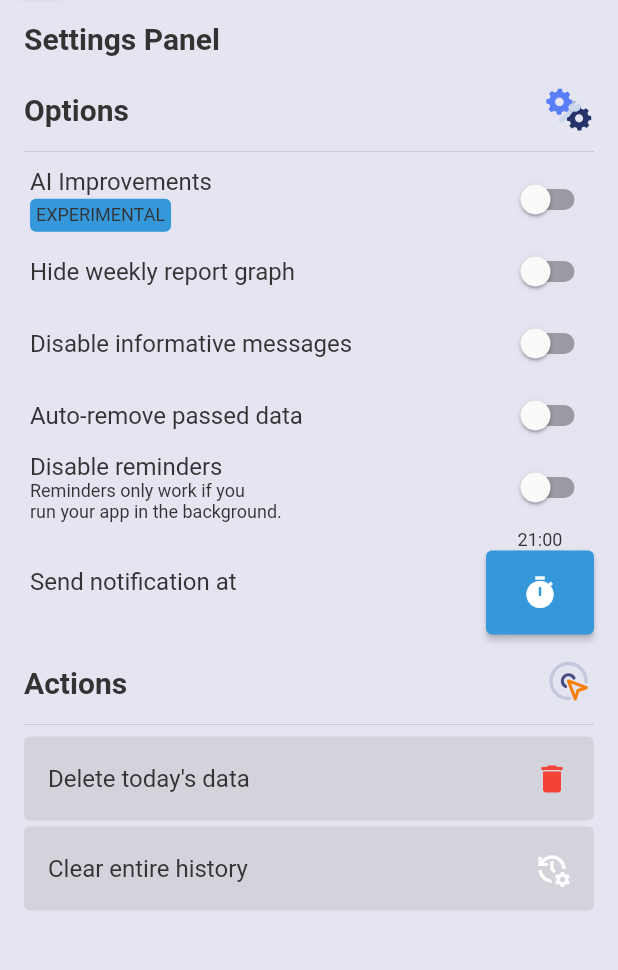
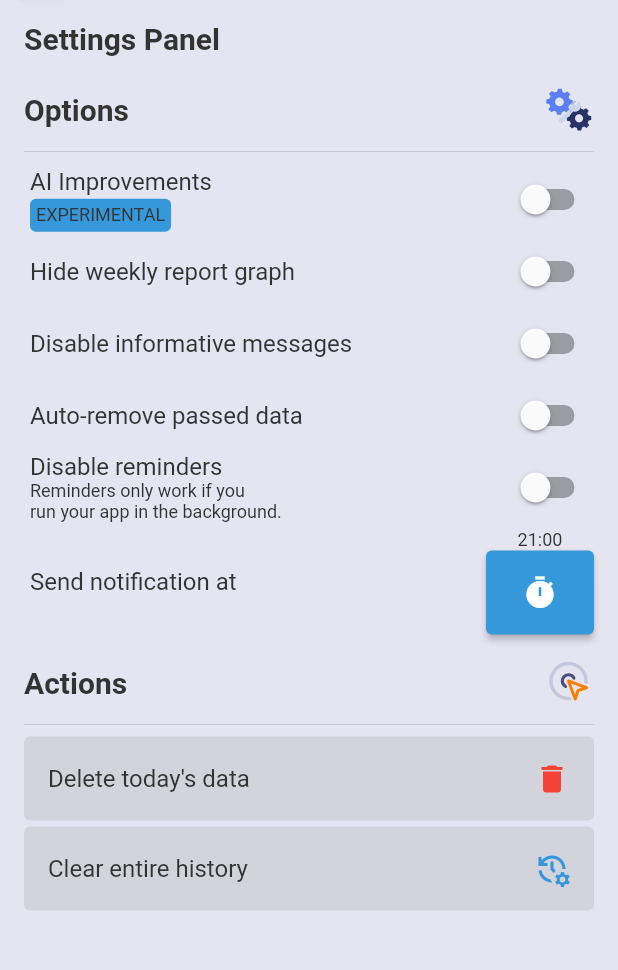
Before and after one commit to sauciucrazvan/mindwaves, a Flutter app: the SettingsPanel screen opened directly, on a phone screen of 412 x 824 dp, the part 75-1045 px from its top. Run offline on Flutter 3.47's test engine with Material 2 defaults, Android fonts, the phone set to English and light mode, and no system bars; our stand-ins replace flutter_local_notifications, hive, hive_flutter, lottie, timezone; missing offline and left inert: encrypt, graphic; accounts and stored records are empty.

Commit message:
Fixed an issue regarding a coloring in the settings panel

```diff
--- a/lib/frontend/routes/settings/settings_panel.dart
+++ b/lib/frontend/routes/settings/settings_panel.dart
@@ -358,10 +358,10 @@ class _SettingsPanelState extends State<SettingsPanel> {
                 // Clear entire history
                 LongButton(
                   title: "Clear entire history",
-                  trailing: const Icon(
+                  trailing: Icon(
                     Icons.manage_history,
                     size: 24,
-                    color: Colors.white,
+                    color: Theme.of(context).colorScheme.primary,
                   ),
                   color: Theme.of(context).colorScheme.secondary,
                   onTap: () => showDialog(
```
